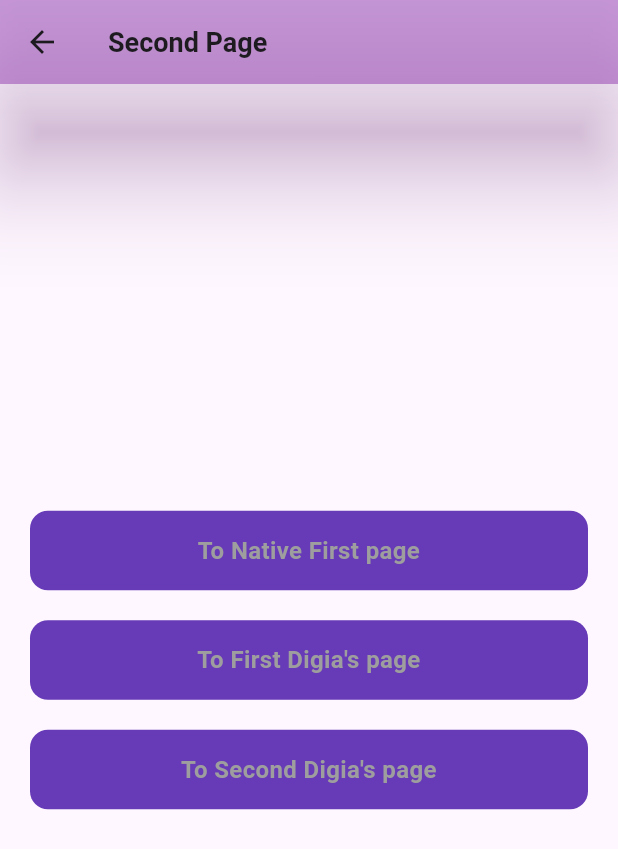
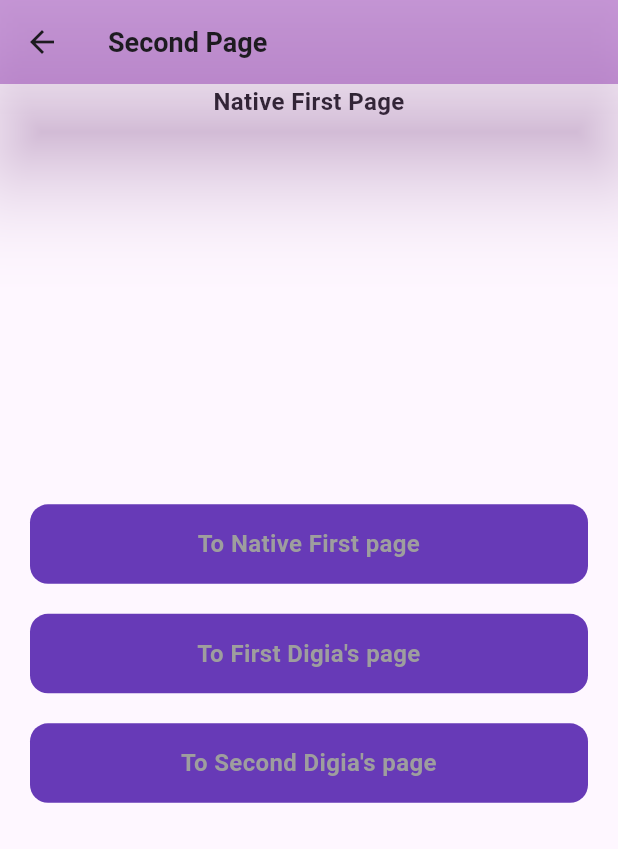
Before and after one commit to Digia-Technology-Private-Limited/digia_sdk_samples, a Flutter app: the screen it shows after launch, after a tap on "To Native Second page", on a phone screen of 412 x 824 dp. Shown: the top 849 px of the screen. Run offline on Flutter 3.47's test engine with Material 3 defaults, Android fonts, the light colour scheme and no system bars; missing offline and left inert: digia_ui.

Commit message:
made data flow for native and digia pages

```diff
--- a/lib/main.dart
+++ b/lib/main.dart
@@ -1,3 +1,5 @@
+import 'package:digia_sdk_samples/digia_pages/digia_first_page.dart';
+import 'package:digia_sdk_samples/digia_pages/digia_second_page.dart';
 import 'package:digia_sdk_samples/native_pages/first_page.dart';
 import 'package:digia_sdk_samples/native_pages/second_page.dart';
 import 'package:digia_ui/digia_ui.dart';
@@ -19,12 +21,12 @@
       routes: {
         '/nativeFirstPage': (context) => const FirstPage(),
         '/nativeSecondPage': (context) => const SecondPage(),
-        '/digiaFirstPage': (context) => DUIPage(pageUid: ''),
-        '/digiaSecondPage': (context) => DUIPage(pageUid: ''),
+        '/digiaFirstPage': (context) => const DigiaFirstPage(),
+        '/digiaSecondPage': (context) => const DigiaSecondPage(),
       },
       home: FutureBuilder(
         future: DigiaUIClient.initializeFromNetwork(
-          accessKey: '654a07bd58a81f8c6e5c38c5',
+          accessKey: '664cc4f05695adc5c7edda4d',
           environment: Environment.staging,
           version: 1,
         ),
--- a/lib/native_pages/first_page.dart
+++ b/lib/native_pages/first_page.dart
@@ -5,6 +5,8 @@ class FirstPage extends StatelessWidget {
 
   @override
   Widget build(BuildContext context) {
+    final args =
+        ModalRoute.of(context)?.settings.arguments as Map<String, String>?;
     List<String> goToList = [
       'To Native Second page',
       'To First Digia\'s page',
@@ -23,25 +25,56 @@ class FirstPage extends StatelessWidget {
           ),
         ),
       ),
-      body: Column(
+      body: Padding(
+        padding: const EdgeInsets.symmetric(vertical: 10.0),
+        child: Column(
+          mainAxisSize: MainAxisSize.min,
+          crossAxisAlignment: CrossAxisAlignment.center,
+          children: [
+            Text(
+              args != null ? 'Navigate From ${args['navigatedFrom']}' : '',
+              textAlign: TextAlign.center,
+              style: const TextStyle(
+                fontWeight: FontWeight.w600,
+                fontSize: 16,
+              ),
+            ),
+            SizedBox(
+              height: MediaQuery.sizeOf(context).height * 0.3,
+            ),
+            Column(
               crossAxisAlignment: CrossAxisAlignment.center,
               mainAxisAlignment: MainAxisAlignment.center,
               children: List.generate(
                 goToList.length,
                 (index) => InkWell(
-            onTap: (){
-              switch(index){
+                  onTap: () {
+                    switch (index) {
                       case 0:
-                  Navigator.pushNamed(context, '/nativeSecondPage');
+                        Navigator.pushNamed(
+                          context,
+                          '/nativeSecondPage',
+                          arguments: {'navigatedFrom': 'Native First Page'},
+                        );
                       case 1:
-                  Navigator.pushNamed(context, '/digiaFirstPage');
+                        Navigator.pushNamed(
+                          context,
+                          '/digiaFirstPage',
+                          arguments: {'navigatedFrom': 'Native First Page'},
+                        );
                       case 2:
-                  Navigator.pushNamed(context, '/digiaSecondPage');
+                        Navigator.pushNamed(
+                          context,
+                          '/digiaSecondPage',
+                          arguments: {'navigatedFrom': 'Native First Page'},
+                        );
                     }
                   },
                   child: Container(
-              margin: const EdgeInsets.symmetric(horizontal: 20,vertical: 10),
-              padding: const EdgeInsets.symmetric(horizontal: 20,vertical: 15),
+                    margin: const EdgeInsets.symmetric(
+                        horizontal: 20, vertical: 10),
+                    padding: const EdgeInsets.symmetric(
+                        horizontal: 20, vertical: 15),
                     width: double.infinity,
                     decoration: BoxDecoration(
                         color: Colors.deepPurple,
@@ -59,6 +92,10 @@ class FirstPage extends StatelessWidget {
                 ),
               ),
             ),
+            const Spacer()
+          ],
+        ),
+      ),
     );
   }
 }
--- a/lib/native_pages/second_page.dart
+++ b/lib/native_pages/second_page.dart
@@ -5,6 +5,8 @@ class SecondPage extends StatelessWidget {
 
   @override
   Widget build(BuildContext context) {
+    final args =
+        ModalRoute.of(context)?.settings.arguments as Map<String, String>?;
     List<String> goToList = [
       'To Native First page',
       'To First Digia\'s page',
@@ -25,23 +27,51 @@ class SecondPage extends StatelessWidget {
       ),
       body: Column(
         crossAxisAlignment: CrossAxisAlignment.center,
+        children: [
+          Text(
+            args != null ? '${args['navigatedFrom']}' : '',
+            textAlign: TextAlign.center,
+            style: const TextStyle(
+              fontWeight: FontWeight.w600,
+              fontSize: 16,
+            ),
+          ),
+          SizedBox(
+            height: MediaQuery.sizeOf(context).height * 0.3,
+          ),
+          Column(
+            crossAxisAlignment: CrossAxisAlignment.center,
             mainAxisAlignment: MainAxisAlignment.center,
             children: List.generate(
               goToList.length,
               (index) => InkWell(
-            onTap: (){
-              switch(index){
+                onTap: () {
+                  switch (index) {
                     case 0:
-                  Navigator.pushNamed(context, '/nativeFirstPage');
+                      Navigator.pushNamed(
+                        context,
+                        '/nativeFirstPage',
+                        arguments: {'navigatedFrom': 'Native Second Page'},
+                      );
                     case 1:
-                  Navigator.pushNamed(context, '/digiaFirstPage');
+                      Navigator.pushNamed(
+                        context,
+                        '/digiaFirstPage',
+                        arguments: {'navigatedFrom': 'Native Second Page'},
+                      );
                     case 2:
-                  Navigator.pushNamed(context, '/digiaSecondPage');
+                      Navigator.pushNamed(
+                        context,
+                        '/digiaSecondPage',
+                        arguments: {'navigatedFrom': 'Native Second Page'},
+                      );
                   }
                 },
                 child: Container(
-              margin: const EdgeInsets.symmetric(horizontal: 20,vertical: 10),
-              padding: const EdgeInsets.symmetric(horizontal: 20,vertical: 15),
+                  margin:
+                      const EdgeInsets.symmetric(horizontal: 20, vertical: 10),
+                  padding:
+                      const EdgeInsets.symmetric(horizontal: 20, vertical: 15),
                   width: double.infinity,
                   decoration: BoxDecoration(
                       color: Colors.deepPurple,
@@ -59,6 +89,9 @@ class SecondPage extends StatelessWidget {
               ),
             ),
           ),
+          const Spacer(),
+        ],
+      ),
     );
   }
 }
```
Also changed, not shown: lib/digia_pages/digia_first_page.dart (+17 -4 lines), lib/digia_pages/digia_second_page.dart (+15 -4 lines), pubspec.lock. Lines whose indentation alone changed are shown as unchanged.
